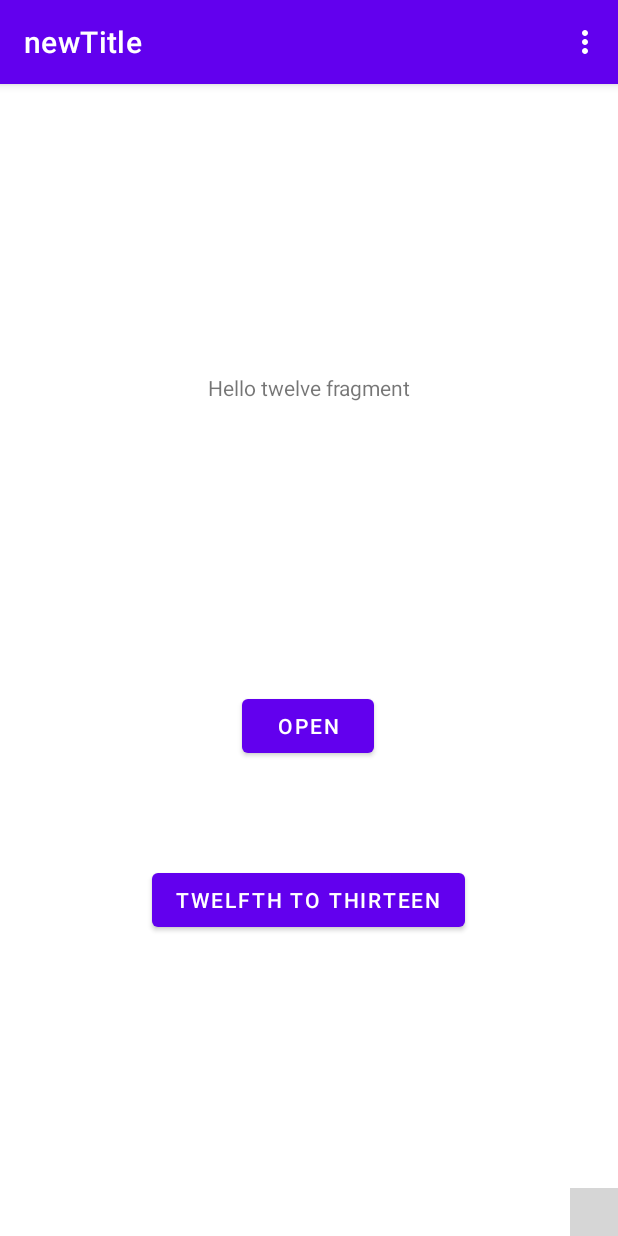
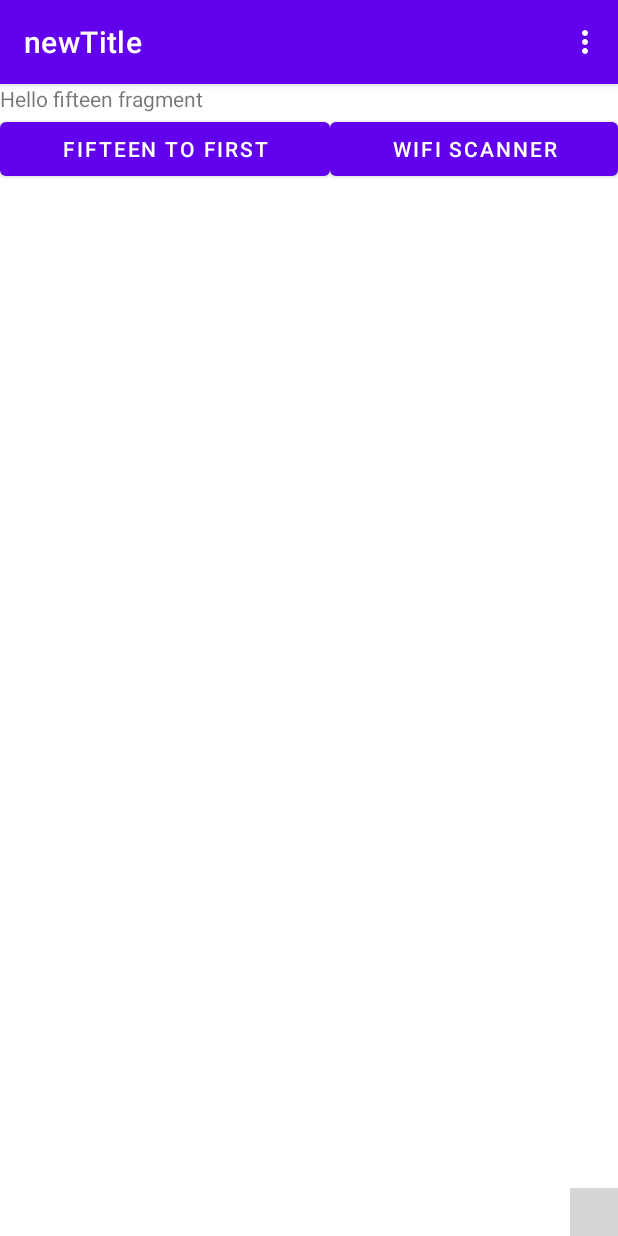
Before and after one commit to HitomiHoshi/testingandroidjava, an Android app: the screen it shows after launch (MainActivity), on a phone screen of 412 x 824 dp. Run offline under Robolectric (Android 15) with nearby library versions, the phone set to English and light mode, and no system bars; libraries missing offline, so code that uses them is left out: com.leinardi.android; plain views replace SpeedDialView; 3 statements that could not run were skipped; grey boxes are pictures that could not be loaded.

Commit message:
wifi list

```diff
--- a/app/src/main/AndroidManifest.xml
+++ b/app/src/main/AndroidManifest.xml
@@ -5,11 +5,14 @@
 
     <uses-permission android:name="android.permission.INTERNET" />
     <uses-permission android:name="android.permission.ACCESS_NETWORK_STATE" />
+    <uses-permission android:name="android.permission.CHANGE_WIFI_STATE" />
+    <uses-permission android:name="android.permission.ACCESS_WIFI_STATE" />
     <uses-permission android:name="android.permission.CAMERA"/>
     <uses-permission android:name="android.permission.BLUETOOTH"/>
     <uses-permission android:name="android.permission.BLUETOOTH_ADMIN"/>
     <uses-permission android:name="android.permission.ACCESS_FINE_LOCATION" />
     <uses-permission android:name="android.permission.ACCESS_COARSE_LOCATION" />
+    <uses-permission android:name="android.permission.ACCESS_BACKGROUND_LOCATION" />
     <uses-permission android:name="android.permission.CALL_PHONE" />
     <uses-permission android:name="android.permission.READ_EXTERNAL_STORAGE" />
     <uses-permission android:name="android.permission.WRITE_EXTERNAL_STORAGE"
--- /dev/null
+++ b/app/src/main/java/com/example/testingandroidjava/activity/FifteenFragment.java
@@ -0,0 +1,126 @@
+package com.example.testingandroidjava.activity;
+
+import android.content.BroadcastReceiver;
+import android.content.Context;
+import android.content.Intent;
+import android.content.IntentFilter;
+import android.net.wifi.ScanResult;
+import android.net.wifi.WifiManager;
+import android.os.Build;
+import android.os.Bundle;
+import android.util.Log;
+import android.view.LayoutInflater;
+import android.view.View;
+import android.view.ViewGroup;
+import android.widget.Button;
+
+import androidx.annotation.NonNull;
+import androidx.annotation.RequiresApi;
+import androidx.fragment.app.Fragment;
+import androidx.localbroadcastmanager.content.LocalBroadcastManager;
+import androidx.navigation.fragment.NavHostFragment;
+import androidx.recyclerview.widget.LinearLayoutManager;
+import androidx.recyclerview.widget.RecyclerView;
+
+import com.example.testingandroidjava.FirstFragment;
+import com.example.testingandroidjava.R;
+import com.example.testingandroidjava.adapter.FifteenFragmentAdapter;
+
+import java.util.ArrayList;
+import java.util.List;
+import java.util.Objects;
+
+public class FifteenFragment extends Fragment {
+
+    WifiManager wifiManager;
+    Button wifiScanner;
+    RecyclerView recyclerView;
+    FifteenFragmentAdapter fifteenFragmentAdapter;
+
+    @Override
+    public View onCreateView(
+            LayoutInflater inflater, ViewGroup container,
+            Bundle savedInstanceState
+    ) {
+        // Inflate the layout for this fragment
+        return inflater.inflate(R.layout.fragment_fifteen, container, false);
+    }
+
+    public void onViewCreated(@NonNull View view, Bundle savedInstanceState) {
+        super.onViewCreated(view, savedInstanceState);
+
+        wifiScanner = view.findViewById(R.id.wifi_scanner_button);
+        recyclerView = view.findViewById(R.id.fragment_fifteen_list);
+        fifteenFragmentAdapter = new FifteenFragmentAdapter(requireActivity());
+
+        recyclerView.setHasFixedSize(false);
+        recyclerView.setLayoutManager(new LinearLayoutManager(view.getContext()));
+        recyclerView.setAdapter(fifteenFragmentAdapter);
+
+        view.findViewById(R.id.button_fifteen).setOnClickListener(new View.OnClickListener() {
+            @Override
+            public void onClick(View view) {
+                NavHostFragment.findNavController(FifteenFragment.this)
+                        .navigate(R.id.action_fifteenFragment_to_sixthFragment);
+            }
+        });
+
+        wifiManager = (WifiManager)
+                requireActivity().getApplicationContext().getSystemService(Context.WIFI_SERVICE);
+
+        if (!wifiManager.isWifiEnabled()){
+            Log.e("WIFI enable", "not enabled");
+            wifiManager.setWifiEnabled(true);
+        }
+
+        BroadcastReceiver wifiScanReceiver = new BroadcastReceiver() {
+            @RequiresApi(api = Build.VERSION_CODES.M)
+            @Override
+            public void onReceive(Context c, Intent intent) {
+                Log.e("WIFI scanner", "onReceive");
+
+                List<ScanResult> results = wifiManager.getScanResults();
+                requireActivity().unregisterReceiver(this);
+                fifteenFragmentAdapter.setList(results);
+
+                for (ScanResult scanResult : results)
+                    Log.e("WIFI success", scanResult.SSID);
+
+//                boolean success = intent.getBooleanExtra(
+//                        WifiManager.EXTRA_RESULTS_UPDATED, false);
+//                if (success) {
+//                    scanSuccess();
+//                } else {
+//                    // scan failure handling
+//                    scanFailure();
+//                }
+            }
+        };
+
+
+        wifiScanner.setOnClickListener(new View.OnClickListener() {
+            @Override
+            public void onClick(View v) {
+                Log.e("WIFI scanner", "enter");
+                requireActivity().registerReceiver((wifiScanReceiver),new IntentFilter(WifiManager.SCAN_RESULTS_AVAILABLE_ACTION));
+                wifiManager.startScan();
+            }
+        });
+    }
+    private void scanSuccess() {
+        List<ScanResult> results = wifiManager.getScanResults();
+
+        for (ScanResult scanResult : results)
+        Log.e("WIFI success", scanResult.SSID);
+//  ... use new scan results ...
+    }
+
+    private void scanFailure() {
+        // handle failure: new scan did NOT succeed
+        // consider using old scan results: these are the OLD results!
+        List<ScanResult> results = wifiManager.getScanResults();
+        for (ScanResult scanResult : results)
+            Log.e("WIFI fail", scanResult.SSID);
+//  ... potentially use older scan results ...
+    }
+}
--- a/app/src/main/java/com/example/testingandroidjava/activity/FourteenFragment.java
+++ b/app/src/main/java/com/example/testingandroidjava/activity/FourteenFragment.java
@@ -30,7 +30,7 @@ public class FourteenFragment extends Fragment {
             @Override
             public void onClick(View view) {
                 NavHostFragment.findNavController(FourteenFragment.this)
-                        .navigate(R.id.action_FirstFragment_to_SecondFragment);
+                        .navigate(R.id.action_fourteenFragment_to_fifteenFragment);
             }
         });
     }
--- /dev/null
+++ b/app/src/main/java/com/example/testingandroidjava/adapter/FifteenFragmentAdapter.java
@@ -0,0 +1,67 @@
+package com.example.testingandroidjava.adapter;
+
+import android.content.Context;
+import android.content.DialogInterface;
+import android.net.wifi.ScanResult;
+import android.view.LayoutInflater;
+import android.view.View;
+import android.view.ViewGroup;
+import android.widget.ImageView;
+import android.widget.TextView;
+import android.widget.Toast;
+
+import androidx.annotation.NonNull;
+import androidx.appcompat.app.AlertDialog;
+import androidx.cardview.widget.CardView;
+import androidx.recyclerview.widget.RecyclerView;
+
+import com.example.testingandroidjava.R;
+
+import java.util.ArrayList;
+import java.util.List;
+
+public class FifteenFragmentAdapter extends RecyclerView.Adapter<FifteenFragmentAdapter.ViewHolder> {
+
+    private final Context context;
+    private List<ScanResult> list;
+
+    public FifteenFragmentAdapter(Context context) {
+        this.context = context;
+        this.list = new ArrayList<>();
+    }
+
+    public void setList(List<ScanResult> result){
+        list.clear();
+        list = result;
+
+        notifyDataSetChanged();
+    }
+    @NonNull
+    @Override
+    public FifteenFragmentAdapter.ViewHolder onCreateViewHolder(@NonNull ViewGroup parent, int viewType) {
+        View v = LayoutInflater.from(context).inflate(R.layout.fragment_fifteen_list, parent, false);
+        return new FifteenFragmentAdapter.ViewHolder(v);
+    }
+
+    @Override
+    public void onBindViewHolder(FifteenFragmentAdapter.ViewHolder holder, int position) {
+        ScanResult result = list.get(position);
+
+        holder.wifiName.setText(result.SSID);
+    }
+
+    @Override
+    public int getItemCount() {
+        return list.size();
+    }
+
+    public static class ViewHolder extends RecyclerView.ViewHolder {
+        public TextView wifiName;
+
+        public ViewHolder(View itemView) {
+            super(itemView);
+
+            wifiName = itemView.findViewById(R.id.fragment_fifteen_wifi_name);
+        }
+    }
+}
--- /dev/null
+++ b/app/src/main/res/layout/fragment_fifteen.xml
@@ -0,0 +1,48 @@
+<?xml version="1.0" encoding="utf-8"?>
+<LinearLayout xmlns:android="http://schemas.android.com/apk/res/android"
+    xmlns:app="http://schemas.android.com/apk/res-auto"
+    xmlns:tools="http://schemas.android.com/tools"
+    android:layout_width="match_parent"
+    android:layout_height="match_parent"
+    android:orientation="vertical"
+    tools:context=".activity.FifteenFragment">
+
+    <TextView
+        android:id="@+id/textView10"
+        android:layout_width="wrap_content"
+        android:layout_height="wrap_content"
+        android:text="@string/hello_fifteen_fragment" />
+
+    <LinearLayout
+        android:layout_width="match_parent"
+        android:layout_height="wrap_content"
+        android:orientation="horizontal">
+
+        <Button
+            android:id="@+id/button_fifteen"
+            android:layout_width="wrap_content"
+            android:layout_height="wrap_content"
+            android:layout_weight="1"
+            android:text="@string/fifteen_to_first" />
+
+        <Button
+            android:id="@+id/wifi_scanner_button"
+            android:layout_width="wrap_content"
+            android:layout_height="wrap_content"
+            android:layout_weight="1"
+            android:text="@string/wifi_scanner" />
+
+    </LinearLayout>
+
+    <RelativeLayout
+        android:layout_width="match_parent"
+        android:layout_height="0dp"
+        android:layout_weight="1">
+
+        <androidx.recyclerview.widget.RecyclerView
+            android:id="@+id/fragment_fifteen_list"
+            android:layout_width="match_parent"
+            android:layout_height="match_parent" />
+    </RelativeLayout>
+
+</LinearLayout>
--- a/app/src/main/res/layout/fragment_fourteenth.xml
+++ b/app/src/main/res/layout/fragment_fourteenth.xml
@@ -51,7 +51,7 @@
                 android:layout_height="wrap_content"
                 android:layout_gravity="center"
                 android:layout_margin="10dp"
-                android:text="@string/fourteen_to_first" />
+                android:text="@string/fourteen_to_fifteen" />
 
             <Button
                 android:id="@+id/button3"
--- a/app/src/main/res/navigation/nav_graph.xml
+++ b/app/src/main/res/navigation/nav_graph.xml
@@ -3,7 +3,7 @@
     xmlns:app="http://schemas.android.com/apk/res-auto"
     xmlns:tools="http://schemas.android.com/tools"
     android:id="@+id/nav_graph"
-    app:startDestination="@id/twelfthFragment">
+    app:startDestination="@id/fifteenFragment">
 
     <fragment
         android:id="@+id/FirstFragment"
@@ -130,7 +130,16 @@
         android:label="fragment_fourteenth"
         tools:layout="@layout/fragment_fourteenth" >
         <action
-            android:id="@+id/action_fourteenFragment_to_sixthFragment"
+            android:id="@+id/action_fourteenFragment_to_fifteenFragment"
+            app:destination="@id/fifteenFragment" />
+    </fragment>
+    <fragment
+        android:id="@+id/fifteenFragment"
+        android:name="com.example.testingandroidjava.activity.FifteenFragment"
+        android:label="fragment_fifteen"
+        tools:layout="@layout/fragment_fifteen" >
+        <action
+            android:id="@+id/action_fifteenFragment_to_sixthFragment"
             app:destination="@id/sixthFragment" />
     </fragment>
 </navigation>
--- a/app/src/main/res/values/strings.xml
+++ b/app/src/main/res/values/strings.xml
@@ -20,7 +20,8 @@
     <string name="eleventh_to_twelfth">Eleventh To Twelfth</string>
     <string name="twelfth_to_thirteen">Twelfth To Thirteen</string>
     <string name="thirteen_to_fourteen">Twelfth To fourteen</string>
-    <string name="fourteen_to_first">fourteen To First</string>
+    <string name="fourteen_to_fifteen">fourteen To fifteen</string>
+    <string name="fifteen_to_first">fifteen To First</string>
 
     <string name="request_http">Request HTTP</string>
     <string name="generate_qrcode">Generate QR Code</string>
@@ -49,6 +50,7 @@
     <string name="hello_twelfth_fragment">Hello twelve fragment</string>
     <string name="hello_thirteen_fragment">Hello thirteen fragment</string>
     <string name="hello_fourteen_fragment">Hello fourteen fragment</string>
+    <string name="hello_fifteen_fragment">Hello fifteen fragment</string>
 
     <string name="storage">Storage</string>
     <string name="camera">Camera</string>
@@ -57,6 +59,7 @@
     <string name="cancel">Cancel</string>
     <string name="save">Save</string>
     <string name="open">Open</string>
+    <string name="wifi_scanner">Wifi Scanner</string>
 
     <string-array name="numbers">
         <item>One</item>
```
Also changed, not shown: app/src/main/res/layout/fragment_fifteen_list.xml (added, +13 -0 lines).
